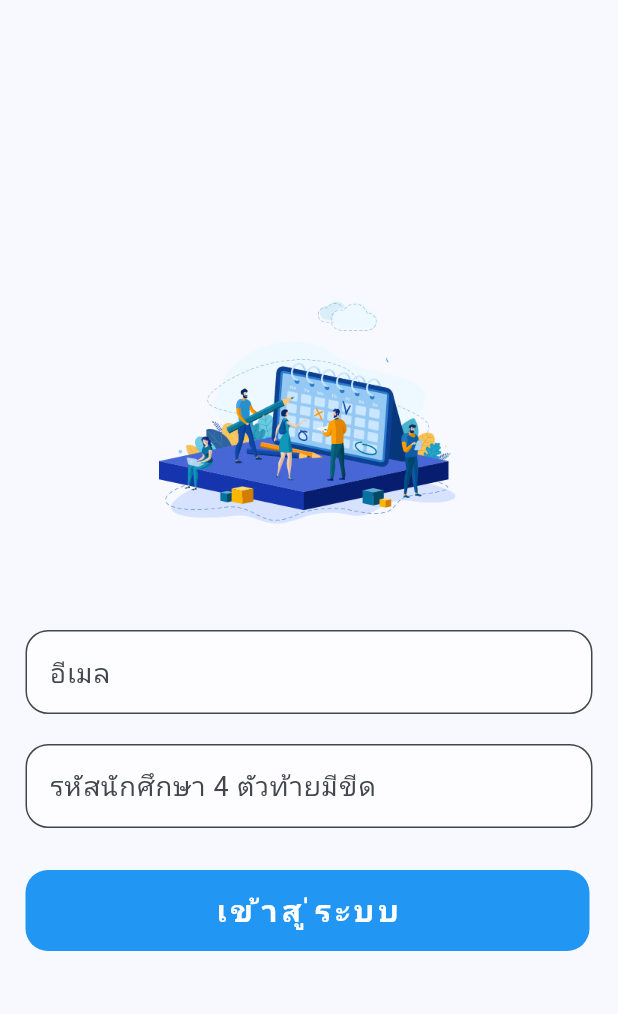
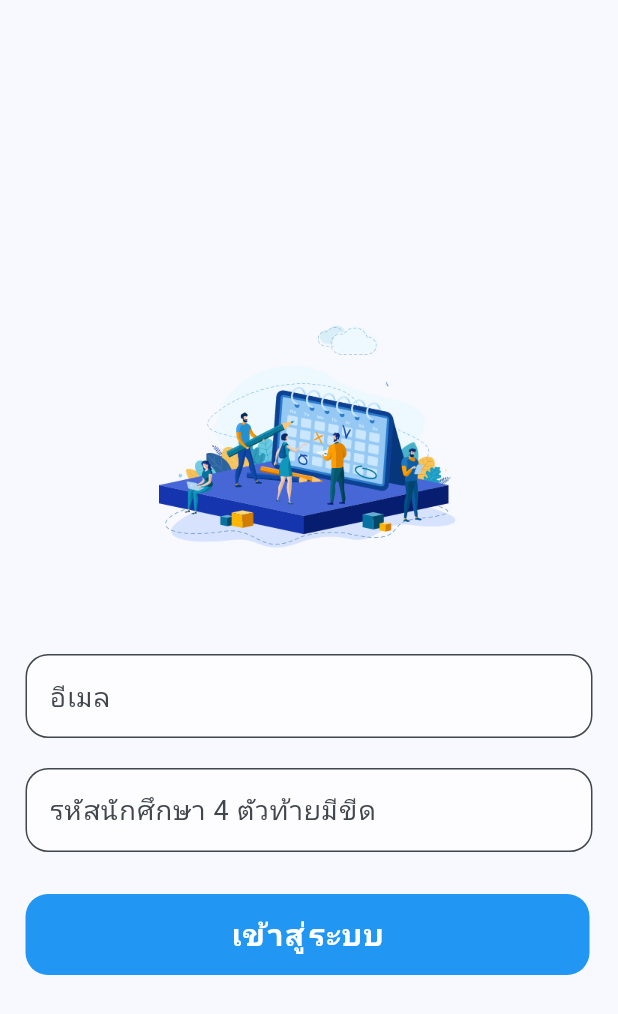
Before and after one commit to Kengelite/appcheck_new, a Flutter app: the screen it shows after launch, on a phone screen of 412 x 824 dp. Shown: the top 1014 px of the screen. Run offline on Flutter 3.47's test engine with Material 3 defaults, Android fonts, the phone set to English and light mode, and no system bars; our stand-ins replace device_info_plus, flutter_local_notifications, geolocator, loading_animation_widget, shared_preferences.

```diff
--- a/lib/main.dart
+++ b/lib/main.dart
@@ -141,7 +141,6 @@ class _MyHomePageState extends State<MyHomePage> {
     }
   }
 
-
   @override
   void initState() {
     WidgetsFlutterBinding.ensureInitialized();
@@ -165,6 +164,7 @@ class _MyHomePageState extends State<MyHomePage> {
       check_load_data = false;
     }
   }
+
   Future<Position> _determinePosition() async {
     bool serviceEnabled;
     LocationPermission permission;
@@ -201,6 +201,7 @@ Future<Position> _determinePosition() async {
     // continue accessing the position of the device.
     return await Geolocator.getCurrentPosition();
   }
+
   Widget box_datablank() {
     return Center(
         child: LoadingAnimationWidget.staggeredDotsWave(
@@ -216,12 +217,12 @@ Future<Position> _determinePosition() async {
       //   backgroundColor: Theme.of(context).colorScheme.inversePrimary,
       //   title: const Text("เข้าสู่ระบบ"),
       // ),
-      body: check_load_data ? box_datablank() : Form(
+      body: check_load_data
+          ? box_datablank()
+          : Form(
               key: _formKenty,
-        child: Padding(
-          padding: const EdgeInsets.fromLTRB(0,150,0,0),
               child: Column(
-            mainAxisAlignment: MainAxisAlignment.start,
+                mainAxisAlignment: MainAxisAlignment.center,
                 children: [
                   Container(
                     // width: 200,
@@ -266,7 +267,8 @@ Future<Position> _determinePosition() async {
                               value.indexOf('-') != 3) {
                             if (!value!.contains('-')) {
                               return "กรุณาเติม - ให้ครบถ้วน";
-                        } else if (value.length != 5 || value.indexOf('-') != 3) {
+                            } else if (value.length != 5 ||
+                                value.indexOf('-') != 3) {
                               return "กรุณากรอกรหัสนักศึกษา 4 ตัวท้ายให้ถูกต้อง";
                             } else {
                               return "กรุณากรอกข้อมูลให้ถูกต้อง";
@@ -304,7 +306,7 @@ Future<Position> _determinePosition() async {
                               child: Text("เข้าสู่ระบบ",
                                   style: TextStyle(
                                       fontSize: 20,
-                                  letterSpacing: 3.0,
+                                      letterSpacing: 1.0,
                                       color: Colors.white,
                                       fontWeight: FontWeight.bold)),
                             ),
@@ -314,7 +316,6 @@ Future<Position> _determinePosition() async {
                 ],
               ),
             ),
-      ),
     );
   }
 }
```
Also changed, not shown: 2 other files. Lines whose indentation alone changed are shown as unchanged.
